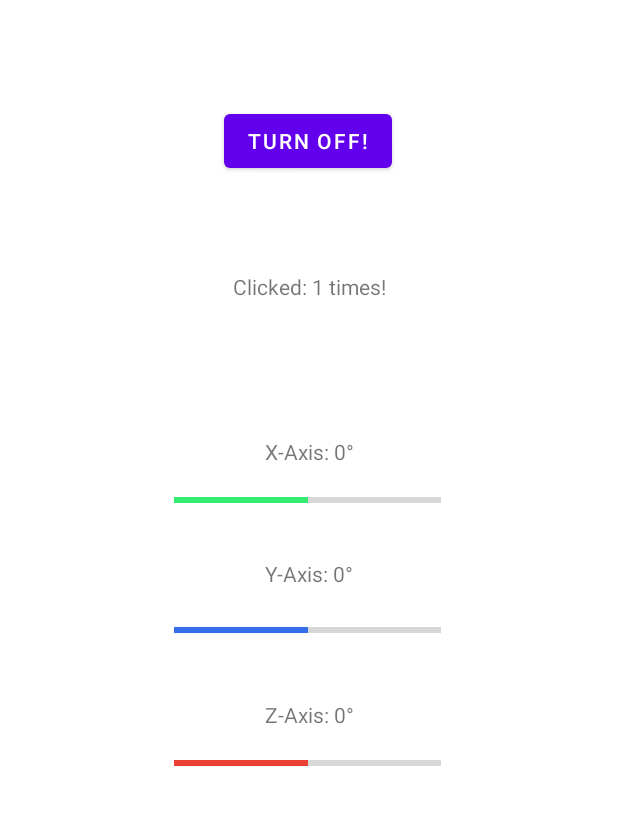
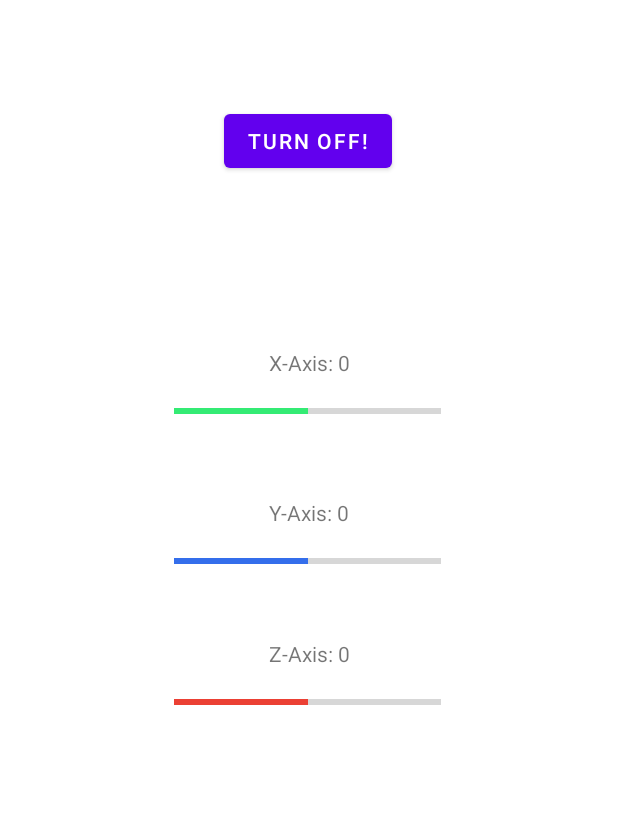
Before and after one commit to LightningPowers/java21_android, an Android app: the screen it shows after launch (MainActivity), after a tap on "START!", on a phone screen of 412 x 824 dp, the part 293-1118 px from its top. Run offline under Robolectric (Android 15) with nearby library versions, the light colour scheme and no system bars.

Commit message:
Added sensor functionality text and to button

```diff
--- a/Uppgifter/Shake/app/src/main/java/java21/shake/MainActivity.java
+++ b/Uppgifter/Shake/app/src/main/java/java21/shake/MainActivity.java
@@ -2,43 +2,77 @@ package java21.shake;
 
 import androidx.appcompat.app.AppCompatActivity;
 
+import android.hardware.Sensor;
+import android.hardware.SensorEvent;
+import android.hardware.SensorEventListener;
+import android.hardware.SensorManager;
 import android.os.Bundle;
 import android.util.Log;
 import android.widget.Button;
 import android.widget.TextView;
 import android.widget.Toast;
 
+import java.text.DecimalFormat;
+import java.util.List;
+
 public class MainActivity extends AppCompatActivity {
 
-    private int buttonClicks;
-    private boolean activated = false;
+    SensorManager sm = null;
+    TextView xAxisText, yAxisText, zAxisText = null;
+    List list;
+    boolean activated = false;
+
+    SensorEventListener sel = new SensorEventListener(){
+        public void onAccuracyChanged(Sensor sensor, int accuracy) {}
+        public void onSensorChanged(SensorEvent event) {
+            //Formatting amount of decimals
+            DecimalFormat df = new DecimalFormat("#.###");
+
+            //Sets values from each axis into an array
+            float[] values = event.values;
+
+            //Sets text with data from each axis from array
+            xAxisText.setText("X-Axis: " + df.format(values[0]));
+            yAxisText.setText("Y-Axis: " + df.format(values[1]));
+            zAxisText.setText("Z-Axis: " + df.format(values[2]));
+        }
+    };
 
     @Override
     protected void onCreate(Bundle savedInstanceState) {
         super.onCreate(savedInstanceState);
         setContentView(R.layout.activity_main);
 
-        //Instances an element with its given id
+        //Adding sensor manager
+        SensorManager sm = (SensorManager) getSystemService(SENSOR_SERVICE);
+
+        //Connects an element with its given id
         Button b = (Button) findViewById(R.id.button);
-        TextView tv = (TextView) findViewById(R.id.text_box);
+        xAxisText = (TextView) findViewById(R.id.x_axis_text);
+        yAxisText = (TextView) findViewById(R.id.y_axis_text);
+        zAxisText = (TextView) findViewById(R.id.z_axis_text);
+
+        list = sm.getSensorList(Sensor.TYPE_ACCELEROMETER);
 
         //Lambda on click event for button
         b.setOnClickListener( e -> {
-            activated = !activated;
             Toast.makeText(this, Boolean.toString(activated), Toast.LENGTH_SHORT).show();
 
             //Changes button text if program is on/off
-            if (activated){
+            if (!activated){
                 b.setText("Turn off!");
+                if(list.size()>0){
+                    sm.registerListener(sel, (Sensor) list.get(0), SensorManager.SENSOR_DELAY_NORMAL);
+                }else{
+                    Toast.makeText(getBaseContext(), "Error: No Accelerometer.", Toast.LENGTH_LONG).show();
+                }
+                activated = true;
             }
-            else if (!activated){
+            else {
                 b.setText("Start!");
+                sm.unregisterListener(sel);
+                activated = false;
             }
-
-            //Used for debugging
-            buttonClicks++;
-            tv.setText("Clicked: " + buttonClicks + " times!");
-            Log.i("buttonTest", "Button has been clicked " + buttonClicks + " times.");
         });
     }
 }
--- a/Uppgifter/Shake/app/src/main/res/layout/activity_main.xml
+++ b/Uppgifter/Shake/app/src/main/res/layout/activity_main.xml
@@ -33,18 +33,6 @@
         app:layout_constraintVertical_bias="0.12" />
 
     <TextView
-        android:id="@+id/text_box"
-        android:layout_width="153dp"
-        android:layout_height="26dp"
-        android:text="@string/text_box"
-        android:textAlignment="center"
-        app:layout_constraintBottom_toBottomOf="parent"
-        app:layout_constraintEnd_toEndOf="parent"
-        app:layout_constraintStart_toStartOf="parent"
-        app:layout_constraintTop_toBottomOf="@+id/button"
-        app:layout_constraintVertical_bias="0.13" />
-
-    <TextView
         android:id="@+id/x_axis_text"
         android:layout_width="153dp"
         android:layout_height="26dp"
@@ -52,9 +40,7 @@
         android:textAlignment="center"
         app:layout_constraintBottom_toTopOf="@+id/xAxisBar"
         app:layout_constraintEnd_toEndOf="parent"
-        app:layout_constraintStart_toStartOf="parent"
-        app:layout_constraintTop_toBottomOf="@+id/text_box"
-        app:layout_constraintVertical_bias="1.0" />
+        app:layout_constraintStart_toStartOf="parent" />
 
     <TextView
         android:id="@+id/y_axis_text"
@@ -66,7 +52,8 @@
         app:layout_constraintBottom_toTopOf="@+id/yAxisBar"
         app:layout_constraintEnd_toEndOf="parent"
         app:layout_constraintStart_toStartOf="parent"
-        app:layout_constraintTop_toBottomOf="@+id/xAxisBar" />
+        app:layout_constraintTop_toBottomOf="@+id/xAxisBar"
+        app:layout_constraintVertical_bias="1.0" />
 
     <TextView
         android:id="@+id/z_axis_text"
@@ -91,8 +78,8 @@
         app:layout_constraintEnd_toEndOf="parent"
         app:layout_constraintHorizontal_bias="0.497"
         app:layout_constraintStart_toStartOf="parent"
-        app:layout_constraintTop_toBottomOf="@+id/text_box"
-        app:layout_constraintVertical_bias="0.283" />
+        app:layout_constraintTop_toBottomOf="@+id/button"
+        app:layout_constraintVertical_bias="0.293" />
 
     <ProgressBar
         android:id="@+id/yAxisBar"
@@ -120,6 +107,6 @@
         app:layout_constraintHorizontal_bias="0.497"
         app:layout_constraintStart_toStartOf="parent"
         app:layout_constraintTop_toBottomOf="@+id/yAxisBar"
-        app:layout_constraintVertical_bias="0.351" />
+        app:layout_constraintVertical_bias="0.3" />
 
 </androidx.constraintlayout.widget.ConstraintLayout>
--- a/Uppgifter/Shake/app/src/main/res/values/strings.xml
+++ b/Uppgifter/Shake/app/src/main/res/values/strings.xml
@@ -3,7 +3,7 @@
     <string name="title_text">Shake App</string>
     <string name="text_box">Default text here</string>
     <string name="button_text">Start!</string>
-    <string name="x_axis_text">X-Axis:  0°</string>
-    <string name="y_axis_text">Y-Axis:  0°</string>
-    <string name="z_axis_text">Z-Axis:  0°</string>
+    <string name="x_axis_text">X-Axis:  0</string>
+    <string name="y_axis_text">Y-Axis:  0</string>
+    <string name="z_axis_text">Z-Axis:  0</string>
 </resources>
```
